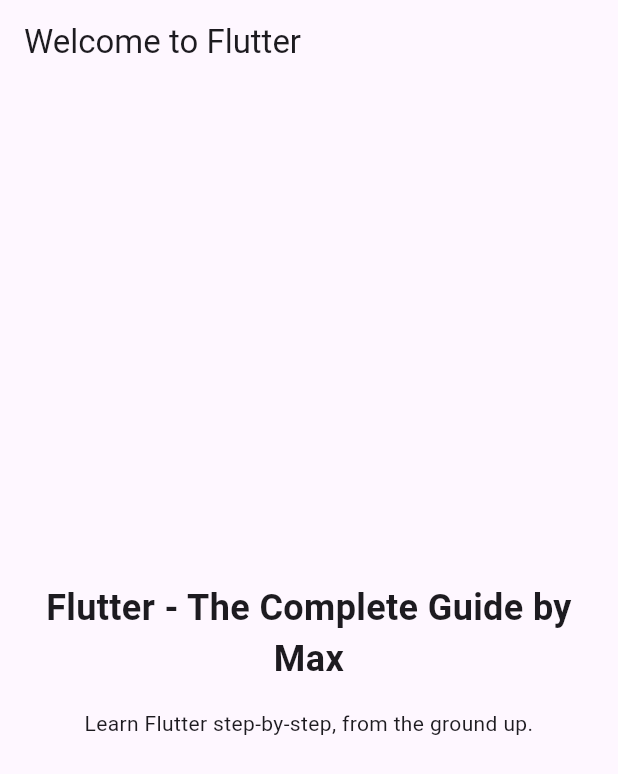
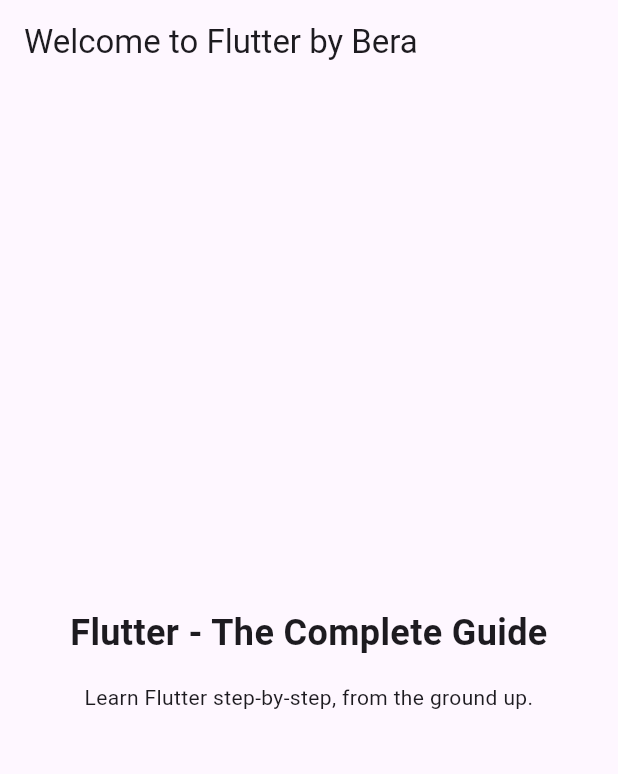
Before and after one commit to max-marschhauser/flutter-roll-dice-app, a Flutter app: the screen it shows after launch, on a phone screen of 412 x 824 dp. Shown: the top 774 px of the screen. Run offline on Flutter 3.47's test engine with Material 2 defaults, Android fonts, the phone set to English and light mode, and no system bars.

Commit message:
added to home pc

```diff
--- a/lib/main.dart
+++ b/lib/main.dart
@@ -23,7 +23,7 @@
       theme: ThemeData(useMaterial3: true),
       home: Scaffold(
         appBar: AppBar(
-          title: const Text('Welcome to Flutter'),
+          title: const Text('Welcome to Flutter by Bera'),
         ),
         body: Container(
           width: double.infinity,
@@ -33,7 +33,7 @@
             crossAxisAlignment: CrossAxisAlignment.center,
             children: const [
               Text(
-                'Flutter - The Complete Guide by Max',
+                'Flutter - The Complete Guide',
                 textAlign: TextAlign.center,
                 style: TextStyle(
                   fontSize: 24,
```
